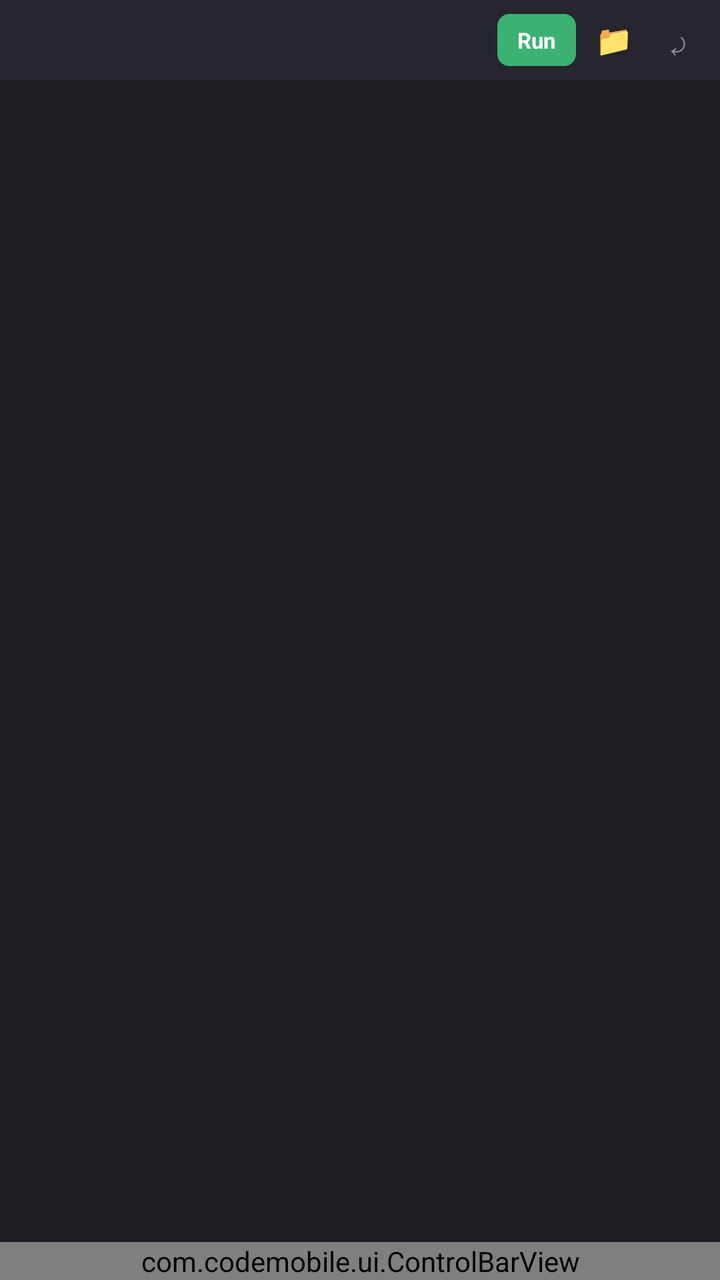
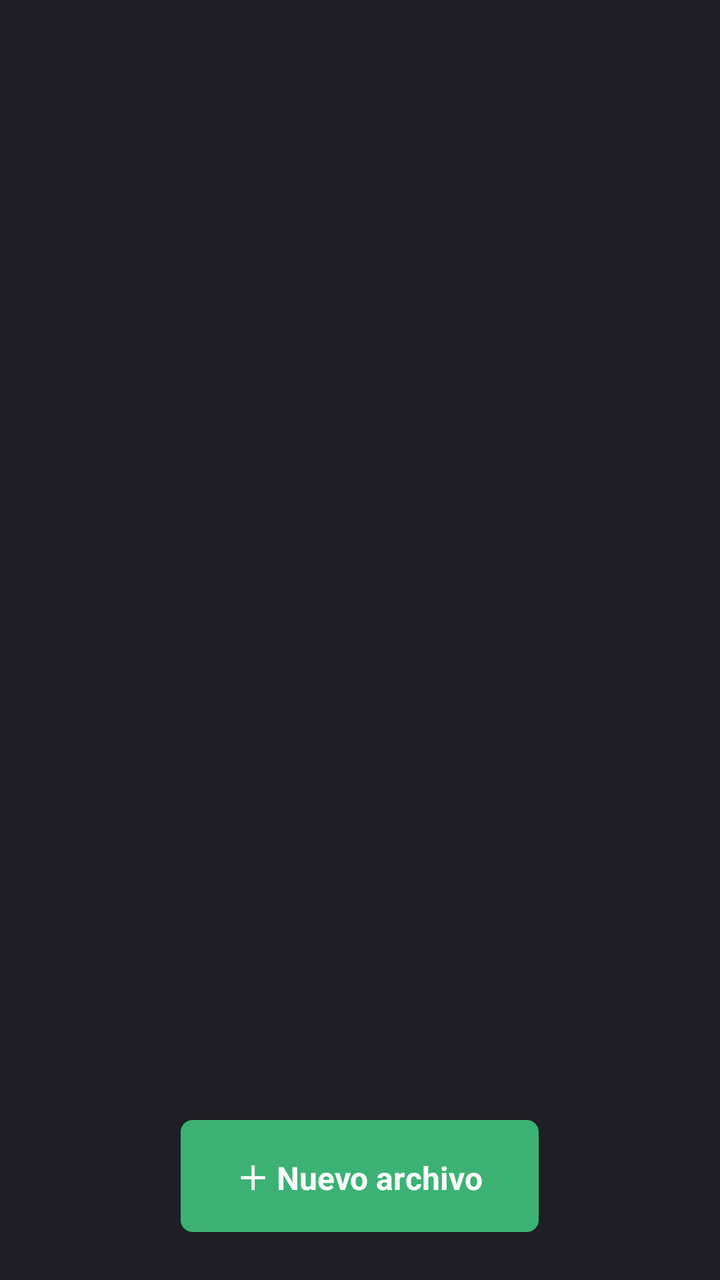

An Android layout rendered at two revisions. The XML below is the earlier revision; the diff shows what the commit changed to produce the second picture.
<!-- AndroidManifest.xml: activity theme Theme.CodeMobile.NoActionBar -->
<!-- res/layout/activity_editor.xml -->
<?xml version="1.0" encoding="utf-8"?>
<LinearLayout xmlns:android="http://schemas.android.com/apk/res/android"
    xmlns:app="http://schemas.android.com/apk/res-auto"
    android:id="@+id/rootLayout"
    android:layout_width="match_parent"
    android:layout_height="match_parent"
    android:orientation="vertical"
    android:background="@color/bg"
    android:fitsSystemWindows="true">

    
    <LinearLayout
        android:id="@+id/tabBarRow"
        android:layout_width="match_parent"
        android:layout_height="40dp"
        android:orientation="horizontal"
        android:gravity="center_vertical"
        android:background="@color/bg_elevated"
        android:paddingStart="6dp"
        android:paddingEnd="6dp">

        <androidx.recyclerview.widget.RecyclerView
            android:id="@+id/tabRecycler"
            android:layout_width="0dp"
            android:layout_height="match_parent"
            android:layout_weight="1"
            android:orientation="horizontal" />

        <TextView
            android:id="@+id/runButton"
            android:layout_width="wrap_content"
            android:layout_height="26dp"
            android:background="@drawable/bg_run_button"
            android:gravity="center"
            android:paddingStart="10dp"
            android:paddingEnd="10dp"
            android:text="@string/action_run"
            android:textColor="#FFFFFF"
            android:textSize="11sp"
            android:textStyle="bold"
            android:layout_marginStart="6dp" />

        <TextView
            android:id="@+id/folderButton"
            android:layout_width="30dp"
            android:layout_height="30dp"
            android:gravity="center"
            android:text="📁"
            android:textSize="15sp"
            android:layout_marginStart="4dp" />

        <TextView
            android:id="@+id/rotateButton"
            android:layout_width="30dp"
            android:layout_height="30dp"
            android:gravity="center"
            android:text="⤾"
            android:textColor="@color/text_dim"
            android:textSize="16sp"
            android:layout_marginStart="2dp" />

    </LinearLayout>

    
    <TextView
        android:id="@+id/pathBar"
        android:layout_width="match_parent"
        android:layout_height="22dp"
        android:background="@color/bg"
        android:gravity="center_vertical"
        android:paddingStart="12dp"
        android:textColor="@color/text_dim"
        android:textSize="11sp"
        android:text="" />

    
    <FrameLayout
        android:id="@+id/explorerContainer"
        android:layout_width="match_parent"
        android:layout_height="0dp"
        android:layout_weight="1"
        android:visibility="gone">

        <androidx.recyclerview.widget.RecyclerView
            android:id="@+id/explorerRecycler"
            android:layout_width="match_parent"
            android:layout_height="match_parent" />

    </FrameLayout>

    
    <FrameLayout
        android:id="@+id/editorContainer"
        android:layout_width="match_parent"
        android:layout_height="0dp"
        android:layout_weight="1" />

    
    <FrameLayout
        android:id="@+id/consoleContainer"
        android:layout_width="match_parent"
        android:layout_height="wrap_content"
        android:visibility="gone" />

    
    <com.codemobile.ui.ControlBarView
        android:id="@+id/controlBar"
        android:layout_width="match_parent"
        android:layout_height="wrap_content" />

</LinearLayout>
<!-- resources referenced by this layout -->
<resources>
  <color name="bg">#1E1E24</color>
  <color name="bg_elevated">#26262E</color>
  <color name="text_dim">#8A8A98</color>
  <!-- drawable bg_run_button (drawable) -->
  <?xml version="1.0" encoding="utf-8"?>
  <shape xmlns:android="http://schemas.android.com/apk/res/android" android:shape="rectangle">
      <corners android:radius="6dp" />
      <solid android:color="@color/run_green" />
  </shape>
  <string name="action_run">Run</string>
  <style name="Theme.CodeMobile.NoActionBar">
          <item name="windowActionBar">false</item>
          <item name="windowNoTitle">true</item>
      </style>
  <color name="run_green">#3BB273</color>
</resources>

<!-- the commit's change to res/layout/activity_editor.xml (unified diff, before → after) -->
@@ -5,19 +5,19 @@
     android:layout_width="match_parent"
     android:layout_height="match_parent"
     android:orientation="vertical"
-    android:background="@color/bg"
-    android:fitsSystemWindows="true">
+    android:background="@color/bg">
 
     
     <LinearLayout
         android:id="@+id/tabBarRow"
         android:layout_width="match_parent"
-        android:layout_height="40dp"
+        android:layout_height="48dp"
         android:orientation="horizontal"
         android:gravity="center_vertical"
         android:background="@color/bg_elevated"
         android:paddingStart="6dp"
-        android:paddingEnd="6dp">
+        android:paddingEnd="6dp"
+        android:visibility="gone">
 
         <androidx.recyclerview.widget.RecyclerView
             android:id="@+id/tabRecycler"
@@ -29,34 +29,33 @@
         <TextView
             android:id="@+id/runButton"
             android:layout_width="wrap_content"
-            android:layout_height="26dp"
+            android:layout_height="40dp"
             android:background="@drawable/bg_run_button"
             android:gravity="center"
-            android:paddingStart="10dp"
-            android:paddingEnd="10dp"
+            android:paddingStart="16dp"
+            android:paddingEnd="16dp"
             android:text="@string/action_run"
             android:textColor="#FFFFFF"
-            android:textSize="11sp"
+            android:textSize="13sp"
             android:textStyle="bold"
             android:layout_marginStart="6dp" />
 
         <TextView
-            android:id="@+id/folderButton"
-            android:layout_width="30dp"
-            android:layout_height="30dp"
+            android:id="@+id/saveButton"
+            android:layout_width="44dp"
+            android:layout_height="44dp"
             android:gravity="center"
-            android:text="📁"
-            android:textSize="15sp"
+            android:text="💾"
+            android:textSize="18sp"
             android:layout_marginStart="4dp" />
 
         <TextView
-            android:id="@+id/rotateButton"
-            android:layout_width="30dp"
-            android:layout_height="30dp"
+            android:id="@+id/folderButton"
+            android:layout_width="44dp"
+            android:layout_height="44dp"
             android:gravity="center"
-            android:text="⤾"
-            android:textColor="@color/text_dim"
-            android:textSize="16sp"
+            android:text="📁"
+            android:textSize="18sp"
             android:layout_marginStart="2dp" />
 
     </LinearLayout>
@@ -71,7 +70,8 @@
         android:paddingStart="12dp"
         android:textColor="@color/text_dim"
         android:textSize="11sp"
-        android:text="" />
+        android:text=""
+        android:visibility="gone" />
 
     
     <FrameLayout
@@ -79,12 +79,28 @@
         android:layout_width="match_parent"
         android:layout_height="0dp"
         android:layout_weight="1"
-        android:visibility="gone">
+        android:visibility="visible">
 
         <androidx.recyclerview.widget.RecyclerView
             android:id="@+id/explorerRecycler"
             android:layout_width="match_parent"
             android:layout_height="match_parent" />
+
+        
+        <TextView
+            android:id="@+id/createFileButtonBig"
+            android:layout_width="wrap_content"
+            android:layout_height="56dp"
+            android:layout_gravity="bottom|center_horizontal"
+            android:layout_marginBottom="24dp"
+            android:background="@drawable/bg_run_button"
+            android:gravity="center"
+            android:paddingStart="28dp"
+            android:paddingEnd="28dp"
+            android:text="＋ Nuevo archivo"
+            android:textColor="#FFFFFF"
+            android:textSize="16sp"
+            android:textStyle="bold" />
 
     </FrameLayout>
 
@@ -93,7 +109,8 @@
         android:id="@+id/editorContainer"
         android:layout_width="match_parent"
         android:layout_height="0dp"
-        android:layout_weight="1" />
+        android:layout_weight="1"
+        android:visibility="gone" />
 
     
     <FrameLayout
@@ -106,6 +123,7 @@
     <com.codemobile.ui.ControlBarView
         android:id="@+id/controlBar"
         android:layout_width="match_parent"
-        android:layout_height="wrap_content" />
+        android:layout_height="wrap_content"
+        android:visibility="gone" />
 
 </LinearLayout>
